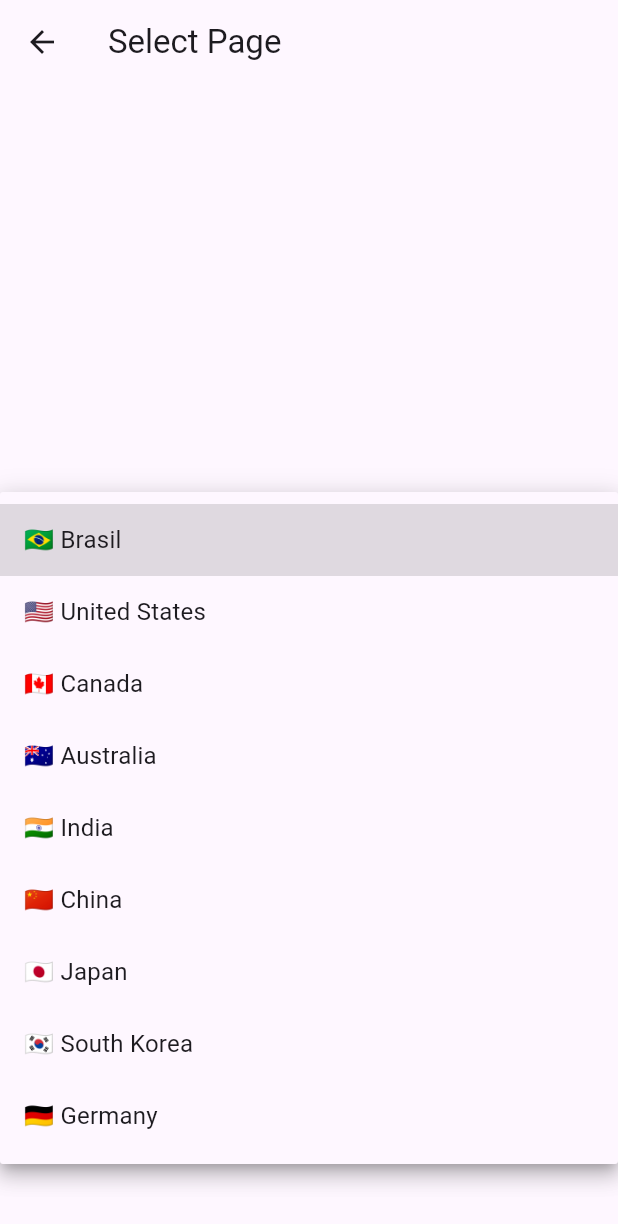
After one commit to C4co/flutter_components, a Flutter app: the SelectPage screen opened by its route, after a tap on "🇧🇷 Brasil", on a phone screen of 412 x 824 dp. The commit adds this screen. Shown: the top 1224 px of the screen. Run offline on Flutter 3.47's test engine with Material 2 defaults, Android fonts, the phone set to English and light mode, and no system bars; our stand-ins replace auto_route.

Commit message:
adding select component

```diff
--- a/lib/components/components.dart
+++ b/lib/components/components.dart
@@ -5,3 +5,4 @@ export './input.dart';
 export './card.dart';
 export './dialog.dart';
 export './snackbar.dart';
+export './select.dart';
--- /dev/null
+++ b/lib/components/select.dart
@@ -0,0 +1,51 @@
+import 'package:flutter/material.dart';
+
+class AppSelect extends StatefulWidget {
+  final void Function(dynamic) onChange;
+  final Map<String, dynamic> items;
+  final String label;
+
+  const AppSelect({
+    super.key,
+    required this.onChange,
+    required this.items,
+    required this.label,
+  });
+
+  @override
+  State<AppSelect> createState() => _AppSelectState();
+}
+
+class _AppSelectState extends State<AppSelect> {
+  @override
+  Widget build(BuildContext context) {
+    String firstValue = widget.items.keys.first;
+
+    var outlineStyle = InputDecoration(
+      contentPadding: const EdgeInsets.fromLTRB(15, 15, 15, 15),
+      border: const OutlineInputBorder(),
+      labelText: widget.label,
+    );
+
+    return DropdownButtonFormField(
+      value: firstValue,
+      icon: const Icon(Icons.expand_more),
+      iconSize: 24,
+      decoration: outlineStyle,
+      items: widget.items.keys.map((String value) {
+        return DropdownMenuItem(
+          value: value,
+          child: Text(
+            value,
+            style: const TextStyle(
+              fontWeight: FontWeight.normal,
+            ),
+          ),
+        );
+      }).toList(),
+      onChanged: (String? value) {
+        widget.onChange(widget.items[value]);
+      },
+    );
+  }
+}
--- a/lib/core/router/routes.dart
+++ b/lib/core/router/routes.dart
@@ -11,6 +11,7 @@ import '/views/views.dart';
     AutoRoute(page: CardsPage, path: '/cards'),
     AutoRoute(page: DialogPage, path: '/dialog'),
     AutoRoute(page: SnackbarPage, path: '/snackbar'),
+    AutoRoute(page: SelectPage, path: '/select'),
   ],
 )
 class $AppRouter {}
--- a/lib/views/home_page.dart
+++ b/lib/views/home_page.dart
@@ -58,6 +58,13 @@ class _HomePageState extends State<HomePage> {
               context.router.pushNamed('/snackbar');
             },
           ),
+          const Divider(height: 1),
+          ListTile(
+            title: const Text('Select'),
+            onTap: () {
+              context.router.pushNamed('/select');
+            },
+          ),
         ],
       ),
     );
--- /dev/null
+++ b/lib/views/select_page.dart
@@ -0,0 +1,44 @@
+import 'package:flutter/material.dart';
+import 'package:flutter_components/components/components.dart';
+
+class SelectPage extends StatefulWidget {
+  const SelectPage({super.key});
+
+  @override
+  State<SelectPage> createState() => _SelectPageState();
+}
+
+class _SelectPageState extends State<SelectPage> {
+  Map<String, dynamic> items = {
+    '🇧🇷 Brasil': '1',
+    '🇺🇸 United States': '2',
+    '🇨🇦 Canada': '3',
+    '🇦🇺 Australia': '4',
+    '🇮🇳 India': '5',
+    '🇨🇳 China': '6',
+    '🇯🇵 Japan': '7',
+    '🇰🇷 South Korea': '8',
+    '🇩🇪 Germany': '9',
+  };
+
+  @override
+  Widget build(BuildContext context) {
+    return Scaffold(
+      appBar: AppBar(
+        title: const Text('Select Page'),
+      ),
+      body: Padding(
+        padding: const EdgeInsets.all(20),
+        child: Center(
+          child: AppSelect(
+            label: "App Select",
+            items: items,
+            onChange: (dynamic value) {
+              debugPrint(value);
+            },
+          ),
+        ),
+      ),
+    );
+  }
+}
--- a/lib/views/views.dart
+++ b/lib/views/views.dart
@@ -5,3 +5,4 @@ export 'inputs_page.dart';
 export 'cards_page.dart';
 export 'dialog_page.dart';
 export 'snackbar_page.dart';
+export 'select_page.dart';
```
Also changed, not shown: lib/core/router/routes.gr.dart.
